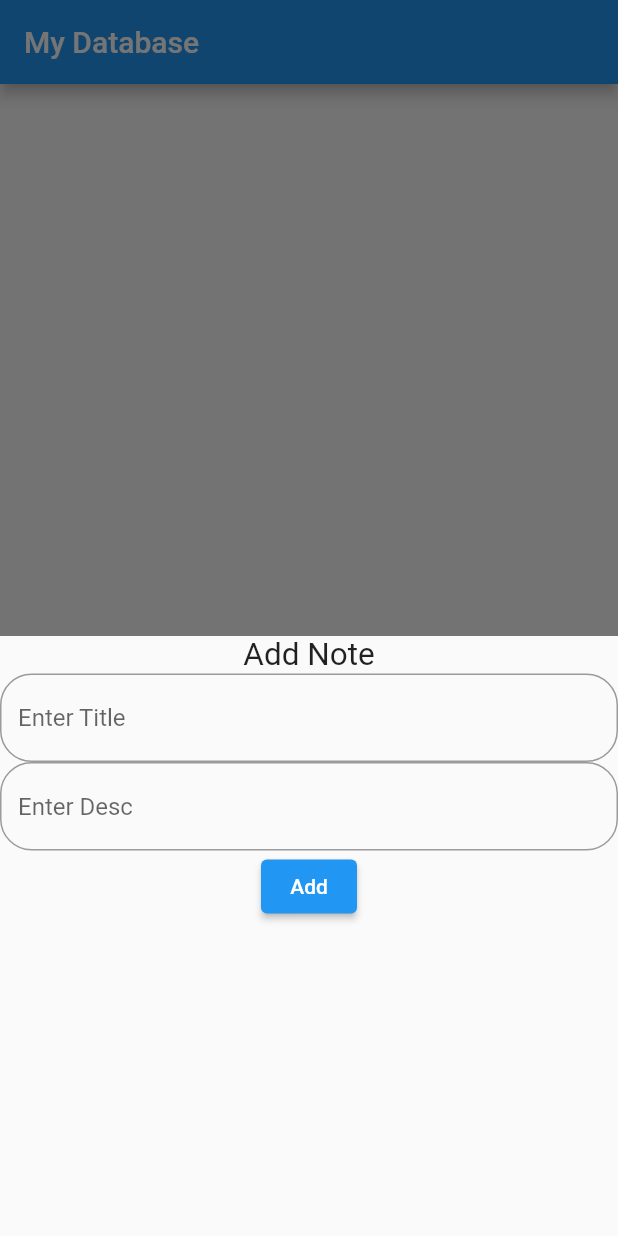
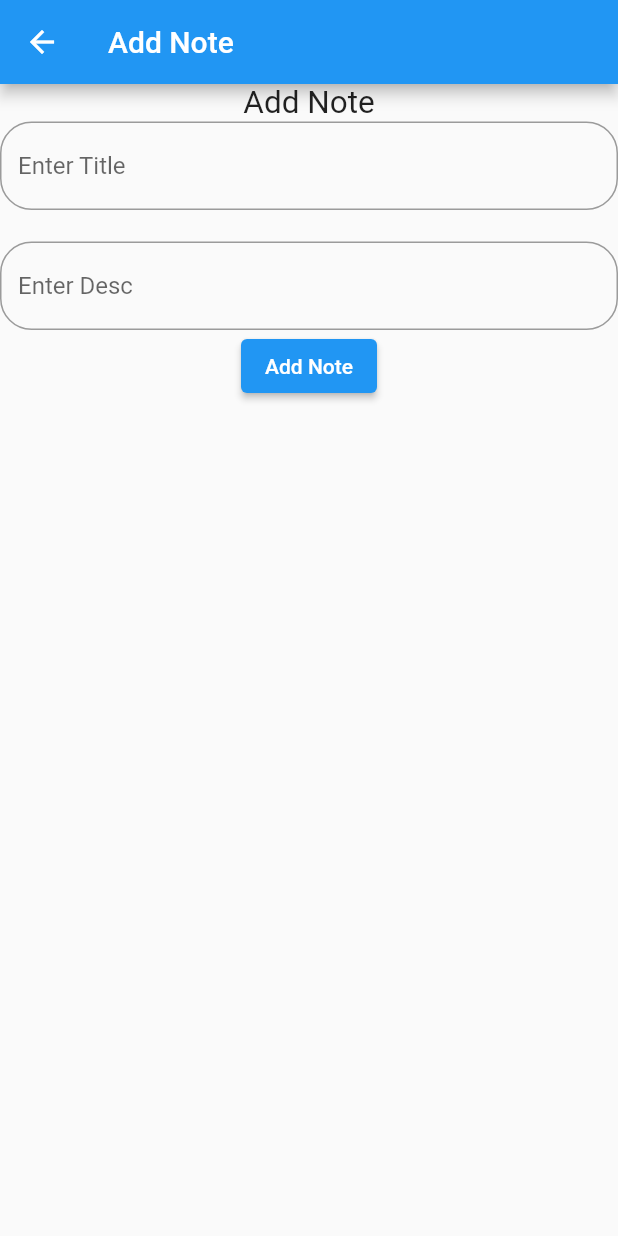
Before and after one commit to rameshatal/database_131, a Flutter app: the screen it shows after launch, after a tap on the "add" icon, on a phone screen of 412 x 824 dp. Run offline on Flutter 3.47's test engine with Material 2 defaults, Android fonts, the phone set to English and light mode, and no system bars; our stand-ins replace sqflite; accounts and stored records are empty.

```diff
--- /dev/null
+++ b/lib/add_note_page.dart
@@ -0,0 +1,77 @@
+import 'package:flutter/material.dart';
+import 'package:provider/provider.dart';
+
+import 'note_model.dart';
+import 'note_provider.dart';
+
+class AddNotePage extends StatelessWidget {
+  String? title;
+  String? desc;
+  bool isUpdate = false;
+
+  AddNotePage({required this.isUpdate,this.title,this.desc});
+  var titleController = TextEditingController();
+  var descController = TextEditingController();
+  String oprestionTitle = "Add Note";
+
+  void addNote(String title, String desc,BuildContext context) async {
+    context.read<NoteProvider>().addNote(NoteModel(title: title, desc: desc));
+  }
+
+  void UpdateNote(){
+
+  }
+
+  initControllers(){
+    titleController.text = title!;
+    descController.text = desc!;
+  }
+  @override
+  Widget build(BuildContext context) {
+
+     if(isUpdate){
+       initControllers();
+       oprestionTitle = 'Update Note';
+     }
+
+    return Scaffold(
+      appBar: AppBar(
+        title: Text(oprestionTitle),
+      ),
+      body: Container(
+          height: 400,
+          child: Column(children: [
+            Text(oprestionTitle, style: TextStyle(fontSize: 21)),
+            TextField(
+              controller: titleController,
+              decoration: InputDecoration(
+                  hintText: 'Enter Title',
+                  border: OutlineInputBorder(
+                      borderRadius: BorderRadius.circular(21.0))),
+            ),
+            SizedBox(height: 21,),
+            TextField(
+              controller: descController,
+              decoration: InputDecoration(
+                  hintText: 'Enter Desc',
+                  border: OutlineInputBorder(
+                      borderRadius: BorderRadius.circular(21.0))),
+            ),
+            ElevatedButton(
+                child: Text(oprestionTitle),
+                onPressed: () {
+                  var title = titleController.text.toString();
+                  var desc = descController.text.toString();
+
+                  if(isUpdate){
+                    UpdateNote();
+                  } else {
+                    addNote(title, desc, context);
+                  }
+
+                  Navigator.pop(context);
+                }),
+          ])),
+    );
+  }
+}
--- a/lib/main.dart
+++ b/lib/main.dart
@@ -1,10 +1,17 @@
+import 'package:database_131/add_note_page.dart';
+import 'package:database_131/note_provider.dart';
 import 'package:flutter/material.dart';
+import 'package:path/path.dart';
+import 'package:provider/provider.dart';
 
 import 'app_database.dart';
 import 'note_model.dart';
 
 void main() {
-  runApp(const MyApp());
+  runApp(ChangeNotifierProvider(
+    create: (context) => NoteProvider(),
+    child: const MyApp(),
+  ));
 }
 
 class MyApp extends StatelessWidget {
@@ -33,7 +40,7 @@ class MyHomePage extends StatefulWidget {
 }
 
 class _MyHomePageState extends State<MyHomePage> {
-  late AppDataBase myDB;
+  // late AppDataBase myDB;
   List<NoteModel> arrNotes = [];
 
   var titleController = TextEditingController();
@@ -42,39 +49,45 @@ class _MyHomePageState extends State<MyHomePage> {
   @override
   initState() {
     super.initState();
-    myDB = AppDataBase.db;
-
-    getNotes();
   }
 
-  void getNotes() async {
-    arrNotes = await myDB.fetchAllNotes();
-    setState(() {});
+  void getInitialNotes(BuildContext context) {
+    context.read<NoteProvider>().fetchNotes();
   }
 
-  void addNotes(String title, String desc) async {
-    bool check = await myDB.addNote(NoteModel(title: title, desc: desc));
+  void getNotes() async {}
 
-    if (check) {
-      arrNotes = await myDB.fetchAllNotes();
-      setState(() {});
-    }
-  }
+  /*void addNotes(String title, String desc,BuildContext context) async {
+   context.read<NoteProvider>().addNote(NoteModel(title: title, desc: desc));
+  }*/
 
   @override
   Widget build(BuildContext context) {
+    getInitialNotes(context);
     return Scaffold(
         appBar: AppBar(
           title: Text('${widget.title}'),
         ),
-        body: ListView.builder(
-            itemCount: arrNotes.length,
+        body: Consumer<NoteProvider>(
+          builder: (_, provider, __) {
+            return ListView.builder(
+                itemCount: provider.getNotes().length,
                 itemBuilder: (_, index) {
+                  var crruData = provider.getNotes()[index];
                   return InkWell(
                     onTap: () {
-                  titleController.text = arrNotes[index].title;
-                  descController.text = arrNotes[index].desc;
-                  showModalBottomSheet(
+                      // Updated the notes
+                      //titleController.text = crruData.title;
+                      //descController.text = crruData.desc;
+                      Navigator.push(
+                          context,
+                          MaterialPageRoute(
+                            builder: (context) => AddNotePage(
+                                isUpdate: true,
+                                title: crruData.title,
+                                desc: crruData.desc),
+                          ));
+                      /* showModalBottomSheet(
                           context: context,
                           builder: (context) {
                             return Container(
@@ -101,35 +114,29 @@ class _MyHomePageState extends State<MyHomePage> {
                                   ElevatedButton(
                                       child: Text('Update'),
                                       onPressed: () async {
-                                    var mTitle =
-                                        titleController.text.toString();
-                                    var mDesc = descController.text.toString();
-                                    await myDB.updateNote(NoteModel(
-                                        note_id: arrNotes[index].note_id,
-                                        title: mTitle,
-                                        desc: mDesc));
-                                    getNotes();
-                                    titleController.text = "";
-                                    descController.clear();
-                                    Navigator.pop(context);
+
                                       }),
                                 ]));
+                          });*/
+                    },
+                    child: ListTile(
+                        title: Text(crruData.title),
+                        subtitle: Text(crruData.desc),
+                        trailing: InkWell(
+                            onTap: () async {}, child: Icon(Icons.delete))),
+                  );
                 });
           },
-                child: ListTile(
-                    title: Text(arrNotes[index].title),
-                    subtitle: Text(arrNotes[index].desc),
-                    trailing: InkWell(
-                        onTap: () async {
-                          await myDB.deleteNote(arrNotes[index].note_id!);
-                          getNotes();
-                        },
-                        child: Icon(Icons.delete))),
-              );
-            }),
+        ),
         floatingActionButton: FloatingActionButton(
             onPressed: () {
-              showModalBottomSheet(
+              Navigator.push(
+                  context,
+                  MaterialPageRoute(
+                      builder: (context) => AddNotePage(
+                        isUpdate: false,
+                      )));
+              /*showModalBottomSheet(
                   context: context,
                   builder: (context) {
                     return Container(
@@ -156,13 +163,13 @@ class _MyHomePageState extends State<MyHomePage> {
                                 var title = titleController.text.toString();
                                 var desc = descController.text.toString();
 
-                                addNotes(title, desc);
+                                addNotes(title, desc, context);
                                 titleController.text = "";
                                 descController.clear();
                                 Navigator.pop(context);
                               }),
                         ]));
-                  });
+                  });*/
             },
             child: Icon(Icons.add)));
   }
--- a/lib/note_provider.dart
+++ b/lib/note_provider.dart
@@ -0,0 +1,30 @@
+import 'package:database_131/app_database.dart';
+import 'package:flutter/material.dart';
+
+import 'note_model.dart';
+
+class NoteProvider extends ChangeNotifier {
+  List<NoteModel> _arrNotes = [];
+  AppDataBase db = AppDataBase.db;
+
+  //to get initial notes when app is opened
+  fetchNotes() async {
+    _arrNotes = await db.fetchAllNotes();
+    notifyListeners();
+  }
+
+  //to add note
+  addNote(NoteModel newNote) async {
+    var check = await db.addNote(newNote);
+
+    if (check) {
+      /*_arrNotes = await db.fetchAllNotes();
+      notifyListeners();*/
+      fetchNotes();
+    }
+  }
+
+  List<NoteModel> getNotes() {
+    return _arrNotes;
+  }
+}
```
Lines whose indentation alone changed are shown as unchanged.
